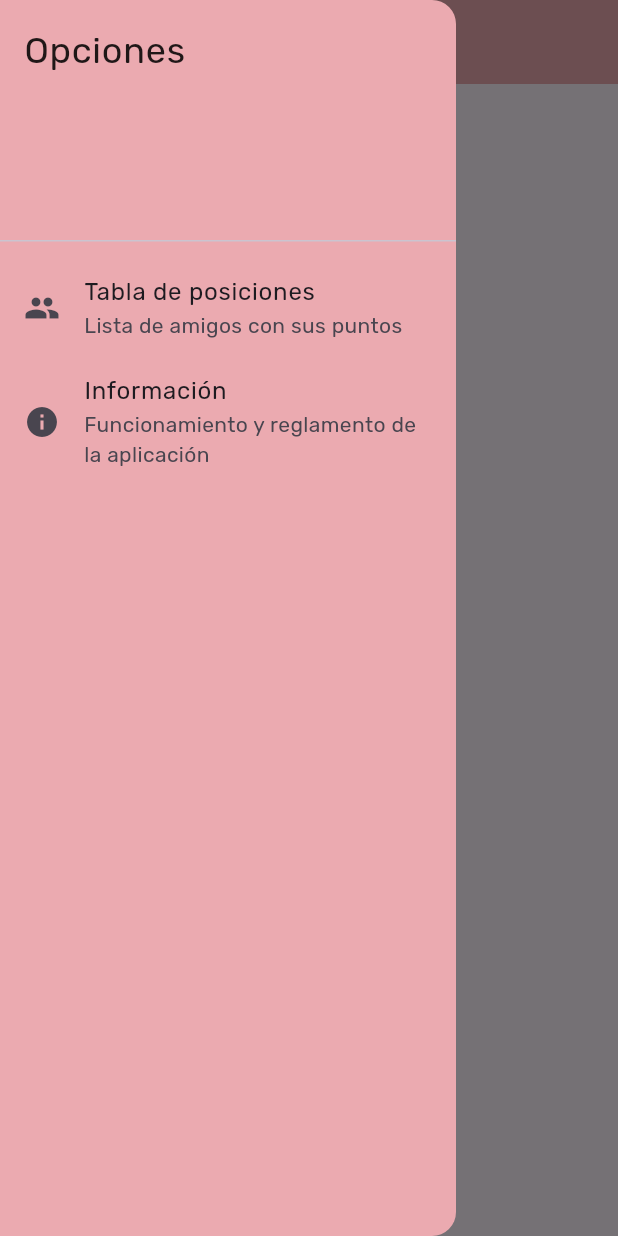
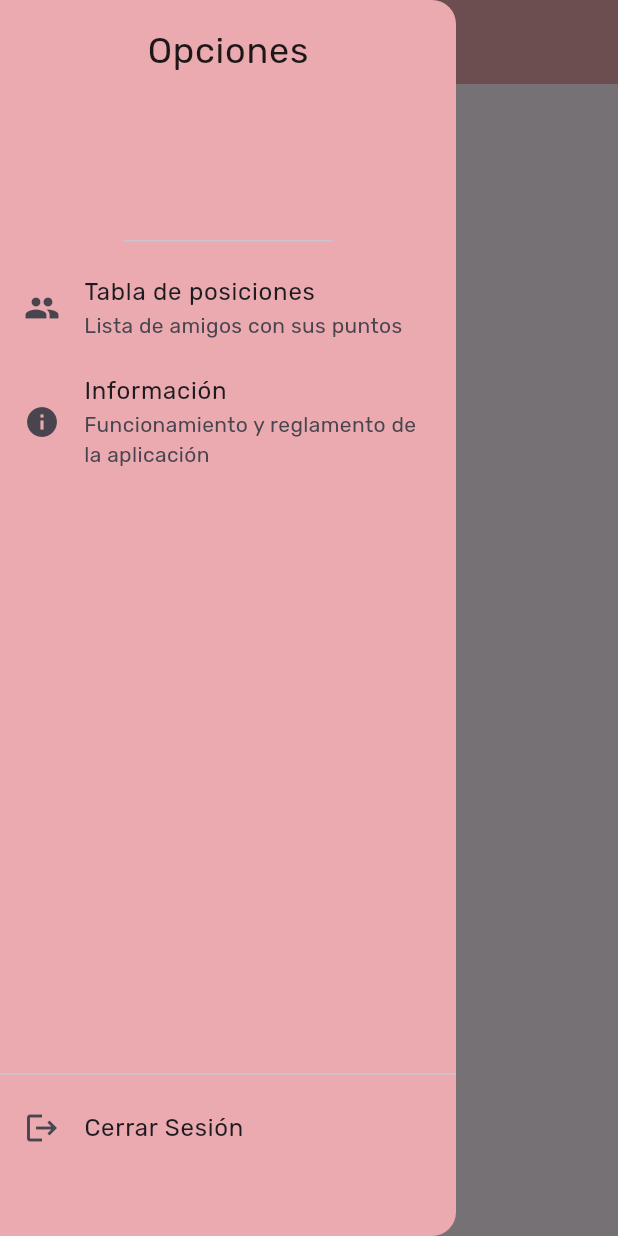
Before and after one commit to joaquinn6/soccer-mundial-predictions, a Flutter app: the MyHomePage screen opened by its route, with the side drawer open, on a phone screen of 412 x 824 dp. Run offline on Flutter 3.47's test engine with Material 2 defaults, Android fonts, the phone set to English and light mode, and no system bars; our stand-ins replace flutter_form_builder, flutter_svg, fluttertoast, form_builder_validators, google_fonts, internet_connection_checker and 1 more; missing offline and left inert: country_flags; accounts and stored records are empty; network calls fail.

Commit message:
bottom drawer

```diff
--- a/lib/views/home_page.dart
+++ b/lib/views/home_page.dart
@@ -34,15 +34,18 @@ class _MyHomePageState extends State<MyHomePage> {
         extendBodyBehindAppBar: true,
         drawer: Drawer(
           semanticLabel: 'Menu de opciones',
-          child: ListView(
-            padding: EdgeInsets.zero,
-            children: <Widget>[
+          child: Column(
+            children: [
               const DrawerHeader(
                   decoration: BoxDecoration(),
                   child: Text(
                     'Opciones',
                     style: TextStyle(fontSize: 24),
                   )),
+              Expanded(
+                  child: ListView(
+                padding: EdgeInsets.zero,
+                children: [
                   ListTile(
                     leading: const Icon(Icons.people),
                     title: const Text('Tabla de posiciones'),
@@ -57,10 +60,29 @@ class _MyHomePageState extends State<MyHomePage> {
                   ListTile(
                     leading: const Icon(Icons.info),
                     title: const Text('Información'),
-                subtitle:
-                    const Text('Funcionamiento y reglamento de la aplicación'),
+                    subtitle: const Text(
+                        'Funcionamiento y reglamento de la aplicación'),
                     onTap: () => {print('Información')},
                   ),
+                ],
+              )),
+              const Divider(),
+              Container(
+                  height: 100,
+                  child: ListView(
+                    children: [
+                      ListTile(
+                        leading: const Icon(Icons.logout),
+                        title: const Text('Cerrar Sesión'),
+                        onTap: () => {
+                          Navigator.push(
+                              context,
+                              MaterialPageRoute(
+                                  builder: (context) => const TableUserPage()))
+                        },
+                      )
+                    ],
+                  )),
             ],
           ),
         ),
--- a/lib/views/user_page.dart
+++ b/lib/views/user_page.dart
@@ -36,7 +36,7 @@ class _UserPageState extends State<UserPage> {
 
     return Scaffold(
       extendBodyBehindAppBar: true,
-      appBar: AppBar(title: const Text('Usuario')),
+      appBar: AppBar(title: const Text('Registro de usuario')),
       body: FormBuilder(
           key: _formKey,
           child: Column(
```
Lines whose indentation alone changed are shown as unchanged.
